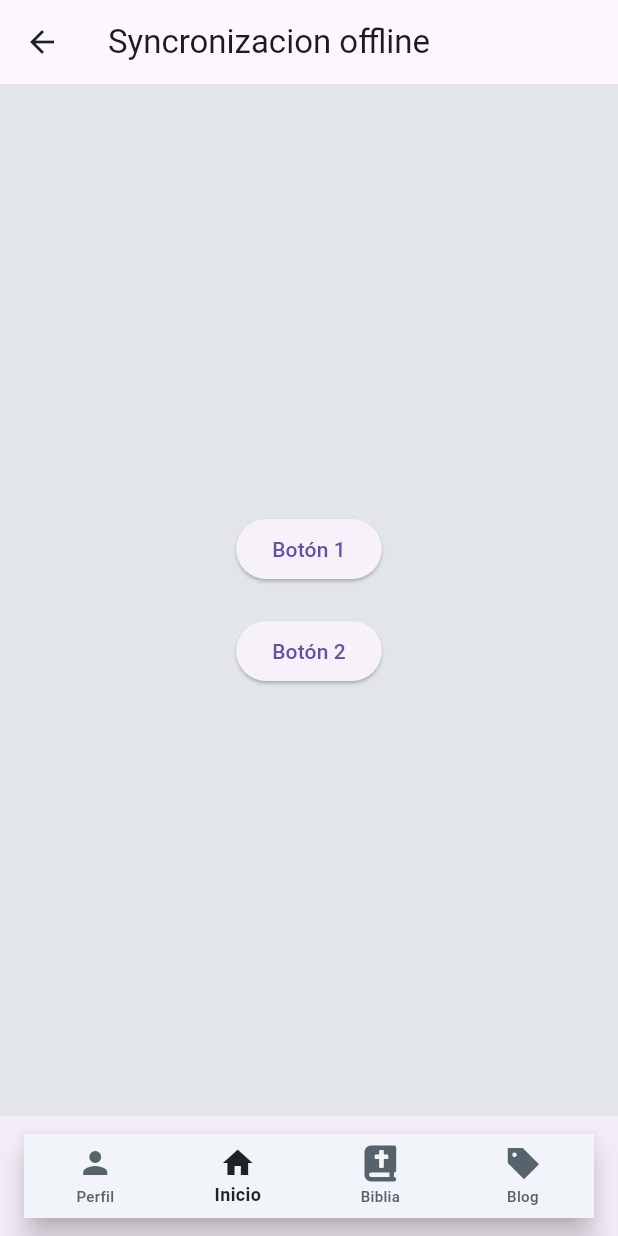
After one commit to UNAV-ISC/rpsp_rep, a Flutter app: the screen it shows after launch, scrolled down 34 dp, after a tap on "Sincronizacion", on a phone screen of 412 x 824 dp. The commit adds this screen. Run offline on Flutter 3.47's test engine with Material 3 defaults, Android fonts, the phone set to English and light mode, and no system bars; our stand-ins replace connectivity_plus, flutter_switch, font_awesome_flutter, get, image_picker, shared_preferences and 2 more; missing offline and left inert: flutter_inappwebview; accounts and stored records are empty.

Commit message:
J-JSONConverter

```diff
--- a/lib/app/modules/home/views/home_view.dart
+++ b/lib/app/modules/home/views/home_view.dart
@@ -16,6 +16,7 @@
 import 'package:rpsp_main/app/shared/share_prefs/storage_prefs.dart';
 import 'package:table_calendar/table_calendar.dart';
 import '../controllers/home_controller.dart';
+import 'package:rpsp_main/app/modules/sync/views/demo.dart';
 
 part '../components/home_card.dart';
 part '../components/prayer_dialog.dart';
@@ -27,7 +28,9 @@
   @override
   Widget build(BuildContext context) {
     return Scaffold(
-      body: SafeArea(
+      body: SingleChildScrollView(
+        scrollDirection: Axis.vertical,
+        child: SafeArea(
         child: Padding(
           padding: const EdgeInsets.all(15),
           child: Column(
@@ -45,6 +48,7 @@
           ),
         ),
       ),
+      )
     );
   }
 
@@ -117,6 +121,13 @@
         title: 'Oración',
         onPressed: () => _prayerDialog(context),
       ),
+
+      _HomeCard(icon: Icon(FontAwesomeIcons.moneyBillTransfer),
+       title: 'Sincronizacion',
+       //onPressed: ()=> Get.toNamed(Routes.syncp),
+       onPressed: ()=> navigateTo(context, const Demo()),
+
+       )
     ];
   }
 }
--- /dev/null
+++ b/lib/app/modules/sync/views/demo.dart
@@ -0,0 +1,39 @@
+import 'package:flutter/material.dart';
+import 'package:rpsp_main/app/shared/conectivityCheck/connService.dart';
+
+class Demo extends StatelessWidget {
+  const Demo({super.key});
+
+  @override
+  Widget build(BuildContext context) {
+    return Scaffold(
+      appBar: AppBar(
+        title: const Text('Syncronizacion offline'),
+      ),
+      body: Center(
+        child:  Column(
+          mainAxisSize: MainAxisSize.min,
+          children: [
+            ElevatedButton(
+
+              onPressed: () {
+                fetchAndSaveData();
+                print('Data Guardando');
+              },
+              child: const Text('Botón 1'),
+            ),
+            const SizedBox(height: 20),
+            ElevatedButton(
+              onPressed: () {
+
+                print(readDataFromFile().toString());
+              },
+              child: Text('Botón 2'),
+            ),
+
+          ],
+        ),
+      ),
+    );
+  }
+}
--- a/lib/app/routes/app_routes.dart
+++ b/lib/app/routes/app_routes.dart
@@ -21,6 +21,7 @@
   static const hymnPlayer = _Paths.hymnPlayer;
   static const youtubePlayer = _Paths.youtubePlayer;
   static const blog = _Paths.blogView;
+  static const syncp = _Paths.syncp;
 }
 
 abstract class _Paths {
@@ -42,4 +43,5 @@
   static const hymnPlayer = '/hymn-player';
   static const youtubePlayer = '/video_youtube';
   static const blogView = '/blog-view';
+  static const syncp = '/sync';
 }
--- a/pubspec.yaml
+++ b/pubspec.yaml
@@ -12,7 +12,9 @@
   flutter:
     sdk: flutter
 
+  connectivity_plus: ^3.0.0
   cupertino_icons: ^1.0.6
+  path_provider: ^2.0.0
   get: ^4.6.3
   font_awesome_flutter: ^10.7.0
   shared_preferences: ^2.0.6
```
Also changed, not shown: lib/app/modules/bible/views/bible_view2.dart (+12 -6 lines), lib/app/modules/perfil/components/theme_dialog.dart (+6 -30 lines), lib/app/shared/conectivityCheck/checker.dart (added, +101 -0 lines), lib/app/shared/conectivityCheck/connService.dart (added, +101 -0 lines), lib/app/shared/share_prefs/storage_prefs.dart (+7 -0 lines), pubspec.lock, 4 other files.
